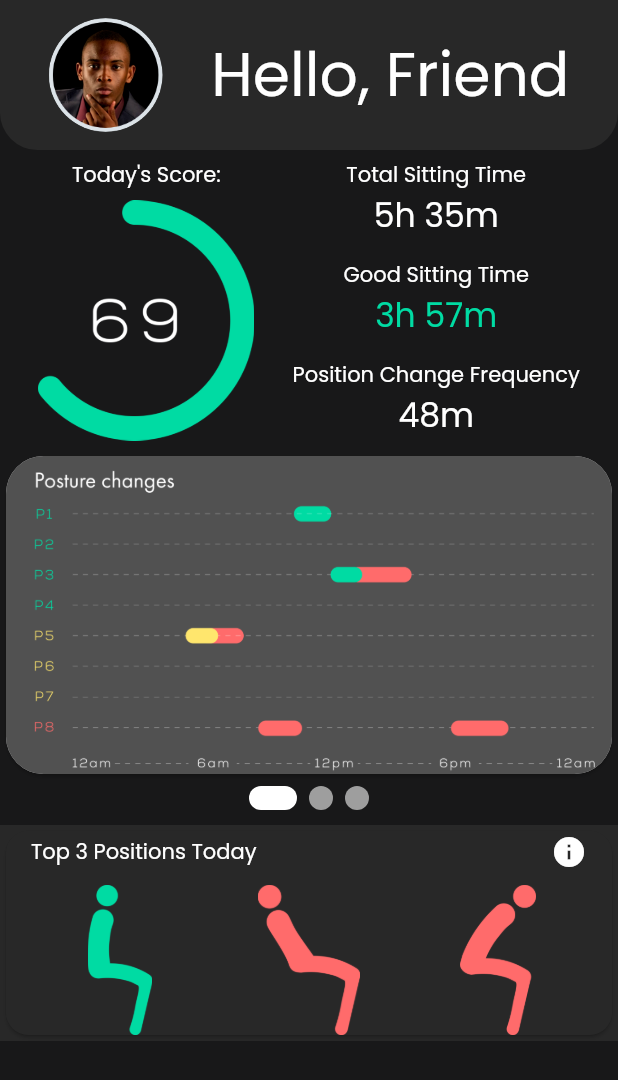
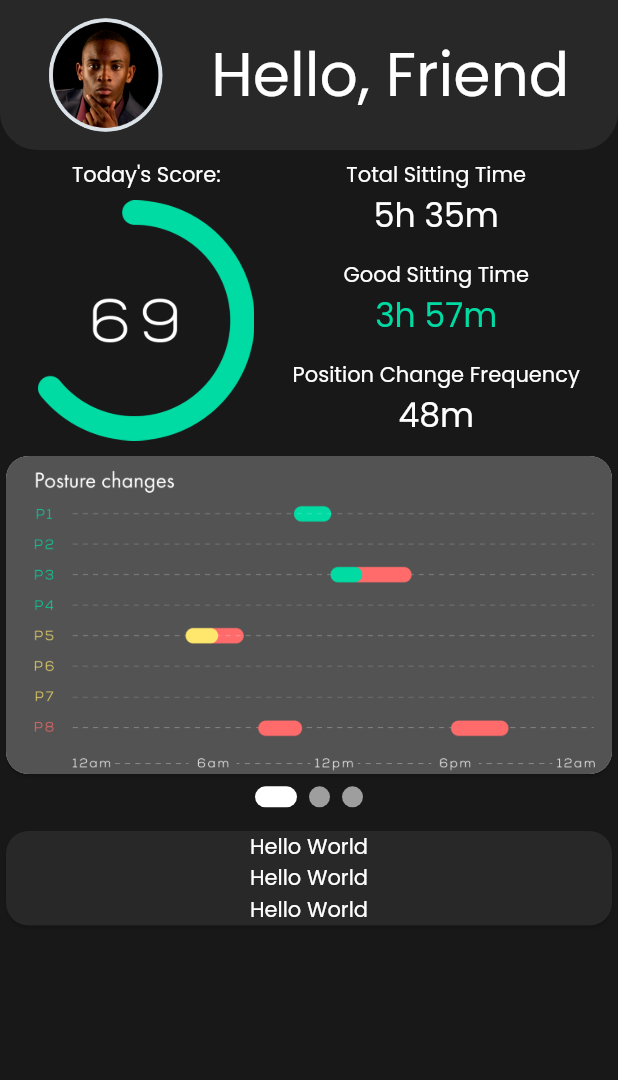
Before and after one commit to beerbellybuffalo/Flutter-Flow-BettErgo, a Flutter app: the TodayWidget screen opened directly, on a phone screen of 412 x 824 dp. Shown: the top 1080 px of the screen. Run offline on Flutter 3.47's test engine with Material 2 defaults, Android fonts, the phone set to English and light mode, and no system bars; drawn by our look-alikes of auto_size_text, smooth_page_indicator; our stand-ins replace firebase_auth, firebase_core, font_awesome_flutter, google_fonts, google_sign_in, page_transition and 3 more; accounts and stored records are empty; network calls fail.

Commit message:
Updating to latest FlutterFlow output.

```diff
--- a/lib/change_p_w/change_p_w_widget.dart
+++ b/lib/change_p_w/change_p_w_widget.dart
@@ -37,9 +37,11 @@ class _ChangePWWidgetState extends State<ChangePWWidget> {
               height: double.infinity,
               decoration: BoxDecoration(
                 color: FlutterFlowTheme.tertiaryColor,
-                image: Image.asset(
-                  'assets/images/Registration Empty.png',
+                image: DecorationImage(
                   fit: BoxFit.cover,
+                  image: Image.asset(
+                    'assets/images/Registration Empty.png',
+                  ).image,
                 ),
               ),
             ),
--- a/lib/first_page/first_page_widget.dart
+++ b/lib/first_page/first_page_widget.dart
@@ -33,9 +33,11 @@ class _FirstPageWidgetState extends State<FirstPageWidget> {
                 height: double.infinity,
                 decoration: BoxDecoration(
                   color: Color(0xFFEEEEEE),
-                  image: Image.asset(
-                    'assets/images/First Page BG.png',
+                  image: DecorationImage(
                     fit: BoxFit.cover,
+                    image: Image.asset(
+                      'assets/images/First Page BG.png',
+                    ).image,
                   ),
                 ),
               ),
--- a/lib/personal_particulars/personal_particulars_widget.dart
+++ b/lib/personal_particulars/personal_particulars_widget.dart
@@ -45,9 +45,11 @@ class _PersonalParticularsWidgetState extends State<PersonalParticularsWidget> {
                 height: double.infinity,
                 decoration: BoxDecoration(
                   color: FlutterFlowTheme.tertiaryColor,
-                  image: Image.asset(
-                    'assets/images/Registration Empty.png',
+                  image: DecorationImage(
                     fit: BoxFit.cover,
+                    image: Image.asset(
+                      'assets/images/Registration Empty.png',
+                    ).image,
                   ),
                 ),
               ),
--- a/lib/registration/registration_widget.dart
+++ b/lib/registration/registration_widget.dart
@@ -48,9 +48,11 @@ class _RegistrationWidgetState extends State<RegistrationWidget> {
               height: double.infinity,
               decoration: BoxDecoration(
                 color: FlutterFlowTheme.tertiaryColor,
-                image: Image.asset(
-                  'assets/images/Registration Empty.png',
+                image: DecorationImage(
                   fit: BoxFit.cover,
+                  image: Image.asset(
+                    'assets/images/Registration Empty.png',
+                  ).image,
                 ),
               ),
             ),
--- a/lib/settings/settings_widget.dart
+++ b/lib/settings/settings_widget.dart
@@ -30,9 +30,11 @@ class _SettingsWidgetState extends State<SettingsWidget> {
               height: double.infinity,
               decoration: BoxDecoration(
                 color: FlutterFlowTheme.tertiaryColor,
-                image: Image.asset(
-                  'assets/images/BG no logo.png',
+                image: DecorationImage(
                   fit: BoxFit.cover,
+                  image: Image.asset(
+                    'assets/images/BG no logo.png',
+                  ).image,
                 ),
               ),
             ),
--- a/lib/today/today_widget.dart
+++ b/lib/today/today_widget.dart
@@ -21,8 +21,7 @@ class _TodayWidgetState extends State<TodayWidget> {
     return Scaffold(
       key: scaffoldKey,
       backgroundColor: FlutterFlowTheme.primaryColor,
-      body: SafeArea(
-        child: SingleChildScrollView(
+      body: SingleChildScrollView(
         child: Column(
           mainAxisSize: MainAxisSize.max,
           mainAxisAlignment: MainAxisAlignment.spaceBetween,
@@ -181,12 +180,11 @@ class _TodayWidgetState extends State<TodayWidget> {
                         children: [
                           Card(
                             clipBehavior: Clip.antiAliasWithSaveLayer,
-                              color: Color(0xFFF5F5F5),
                             shape: RoundedRectangleBorder(
-                                borderRadius: BorderRadius.circular(25),
+                              borderRadius: BorderRadius.circular(15),
                             ),
                             child: ClipRRect(
-                                borderRadius: BorderRadius.circular(25),
+                              borderRadius: BorderRadius.circular(15),
                               child: Image.asset(
                                 'assets/images/Daily Posture Card.png',
                                 width: 100,
@@ -197,25 +195,11 @@ class _TodayWidgetState extends State<TodayWidget> {
                           ),
                           Card(
                             clipBehavior: Clip.antiAliasWithSaveLayer,
-                              color: Color(0xFFF5F5F5),
                             shape: RoundedRectangleBorder(
-                                borderRadius: BorderRadius.circular(25),
-                              ),
-                              child: Image.network(
-                                'https://picsum.photos/seed/302/600',
-                                width: 100,
-                                height: 100,
-                                fit: BoxFit.cover,
-                              ),
-                            ),
-                            Card(
-                              clipBehavior: Clip.antiAliasWithSaveLayer,
-                              color: Color(0xFFF5F5F5),
-                              shape: RoundedRectangleBorder(
-                                borderRadius: BorderRadius.circular(25),
+                              borderRadius: BorderRadius.circular(15),
                             ),
                             child: ClipRRect(
-                                borderRadius: BorderRadius.circular(25),
+                              borderRadius: BorderRadius.circular(15),
                               child: Image.asset(
                                 'assets/images/Total Sitting Minutes.png',
                                 width: 100,
@@ -223,48 +207,8 @@ class _TodayWidgetState extends State<TodayWidget> {
                                 fit: BoxFit.cover,
                               ),
                             ),
-                            )
-                          ],
                           ),
-                      ),
-                      Align(
-                        alignment: Alignment(0, 1),
-                        child: Padding(
-                          padding: EdgeInsets.fromLTRB(0, 0, 0, 10),
-                          child: SmoothPageIndicator(
-                            controller: pageViewController,
-                            count: 3,
-                            axisDirection: Axis.horizontal,
-                            onDotClicked: (i) {
-                              pageViewController.animateToPage(
-                                i,
-                                duration: Duration(milliseconds: 500),
-                                curve: Curves.ease,
-                              );
-                            },
-                            effect: ExpandingDotsEffect(
-                              expansionFactor: 2,
-                              spacing: 8,
-                              radius: 16,
-                              dotWidth: 16,
-                              dotHeight: 16,
-                              dotColor: Color(0xFF9E9E9E),
-                              activeDotColor: FlutterFlowTheme.tertiaryColor,
-                              paintStyle: PaintingStyle.fill,
-                            ),
-                          ),
-                        ),
-                      ),
-                    ],
-                  ),
-                ),
-              ),
-              Container(
-                width: double.infinity,
-                decoration: BoxDecoration(
-                  color: FlutterFlowTheme.darkGrey,
-                ),
-                child: Card(
+                          Card(
                             clipBehavior: Clip.antiAliasWithSaveLayer,
                             color: FlutterFlowTheme.darkGrey,
                             shape: RoundedRectangleBorder(
@@ -272,27 +216,32 @@ class _TodayWidgetState extends State<TodayWidget> {
                             ),
                             child: Column(
                               mainAxisSize: MainAxisSize.max,
+                              mainAxisAlignment: MainAxisAlignment.spaceEvenly,
                               children: [
                                 Padding(
                                   padding: EdgeInsets.fromLTRB(0, 1, 0, 0),
                                   child: Container(
-                          width: MediaQuery.of(context).size.width * 0.9,
+                                    width:
+                                        MediaQuery.of(context).size.width * 0.9,
                                     decoration: BoxDecoration(),
                                     child: Padding(
                                       padding: EdgeInsets.fromLTRB(0, 1, 0, 0),
                                       child: Row(
                                         mainAxisSize: MainAxisSize.max,
-                              mainAxisAlignment: MainAxisAlignment.spaceBetween,
+                                        mainAxisAlignment:
+                                            MainAxisAlignment.spaceBetween,
                                         children: [
                                           Text(
                                             'Top 3 Positions Today',
-                                  style: FlutterFlowTheme.bodyText1.override(
+                                            style: FlutterFlowTheme.bodyText1
+                                                .override(
                                               fontFamily: 'Poppins',
                                             ),
                                           ),
                                           Icon(
                                             Icons.info,
-                                  color: FlutterFlowTheme.tertiaryColor,
+                                            color:
+                                                FlutterFlowTheme.tertiaryColor,
                                             size: 24,
                                           )
                                         ],
@@ -304,7 +253,8 @@ class _TodayWidgetState extends State<TodayWidget> {
                                   padding: EdgeInsets.fromLTRB(0, 10, 0, 0),
                                   child: Row(
                                     mainAxisSize: MainAxisSize.max,
-                          mainAxisAlignment: MainAxisAlignment.spaceEvenly,
+                                    mainAxisAlignment:
+                                        MainAxisAlignment.spaceEvenly,
                                     children: [
                                       Container(
                                         width: 100,
@@ -338,11 +288,82 @@ class _TodayWidgetState extends State<TodayWidget> {
                                 )
                               ],
                             ),
+                          )
+                        ],
+                      ),
+                    ),
+                    Align(
+                      alignment: Alignment(0, 0.9),
+                      child: SmoothPageIndicator(
+                        controller: pageViewController,
+                        count: 3,
+                        axisDirection: Axis.horizontal,
+                        onDotClicked: (i) {
+                          pageViewController.animateToPage(
+                            i,
+                            duration: Duration(milliseconds: 500),
+                            curve: Curves.ease,
+                          );
+                        },
+                        effect: ExpandingDotsEffect(
+                          expansionFactor: 2,
+                          spacing: 8,
+                          radius: 16,
+                          dotWidth: 14,
+                          dotHeight: 14,
+                          dotColor: Color(0xFF9E9E9E),
+                          activeDotColor: FlutterFlowTheme.tertiaryColor,
+                          paintStyle: PaintingStyle.fill,
+                        ),
+                      ),
+                    ),
+                  ],
+                ),
+              ),
+            ),
+            Container(
+              width: double.infinity,
+              decoration: BoxDecoration(
+                borderRadius: BorderRadius.circular(15),
+              ),
+              child: Card(
+                clipBehavior: Clip.antiAliasWithSaveLayer,
+                color: FlutterFlowTheme.darkGrey,
+                shape: RoundedRectangleBorder(
+                  borderRadius: BorderRadius.circular(15),
+                ),
+                child: Column(
+                  mainAxisSize: MainAxisSize.max,
+                  children: [
+                    Column(
+                      mainAxisSize: MainAxisSize.max,
+                      children: [
+                        Text(
+                          'Hello World',
+                          style: FlutterFlowTheme.bodyText1.override(
+                            fontFamily: 'Poppins',
+                          ),
+                        ),
+                        Text(
+                          'Hello World',
+                          style: FlutterFlowTheme.bodyText1.override(
+                            fontFamily: 'Poppins',
+                          ),
+                        )
+                      ],
+                    ),
+                    Text(
+                      'Hello World',
+                      style: FlutterFlowTheme.bodyText1.override(
+                        fontFamily: 'Poppins',
                       ),
                     )
                   ],
                 ),
               ),
+            )
+          ],
+        ),
       ),
     );
   }
```
Also changed, not shown: 1 other file. Lines whose indentation alone changed are shown as unchanged.
